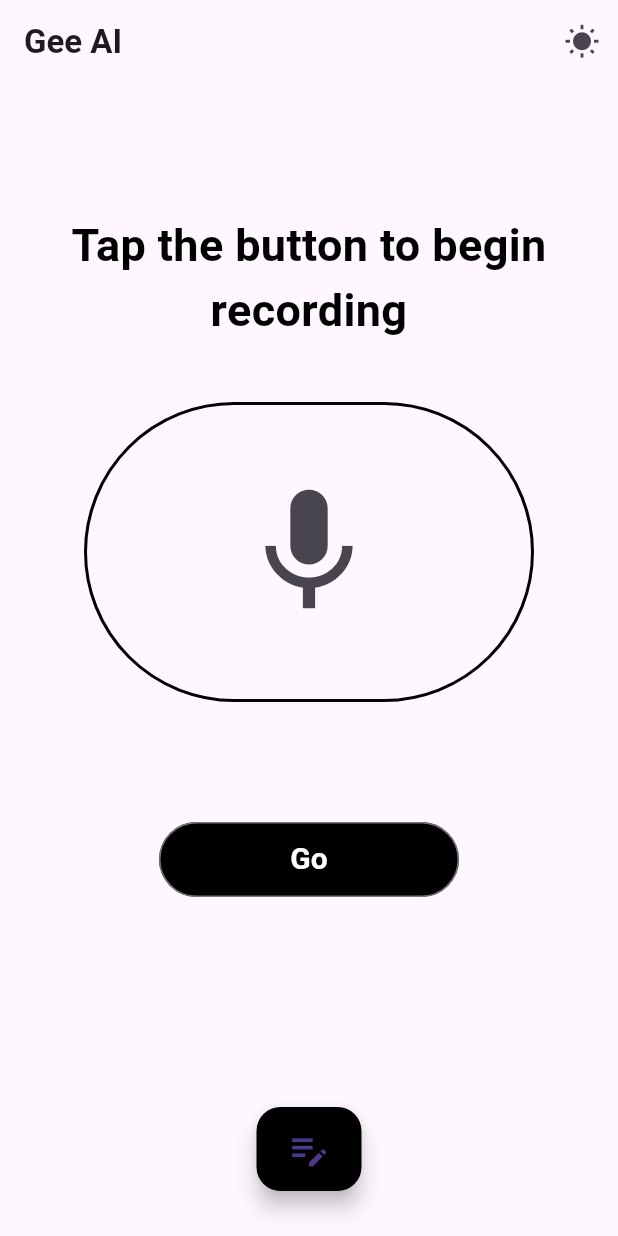
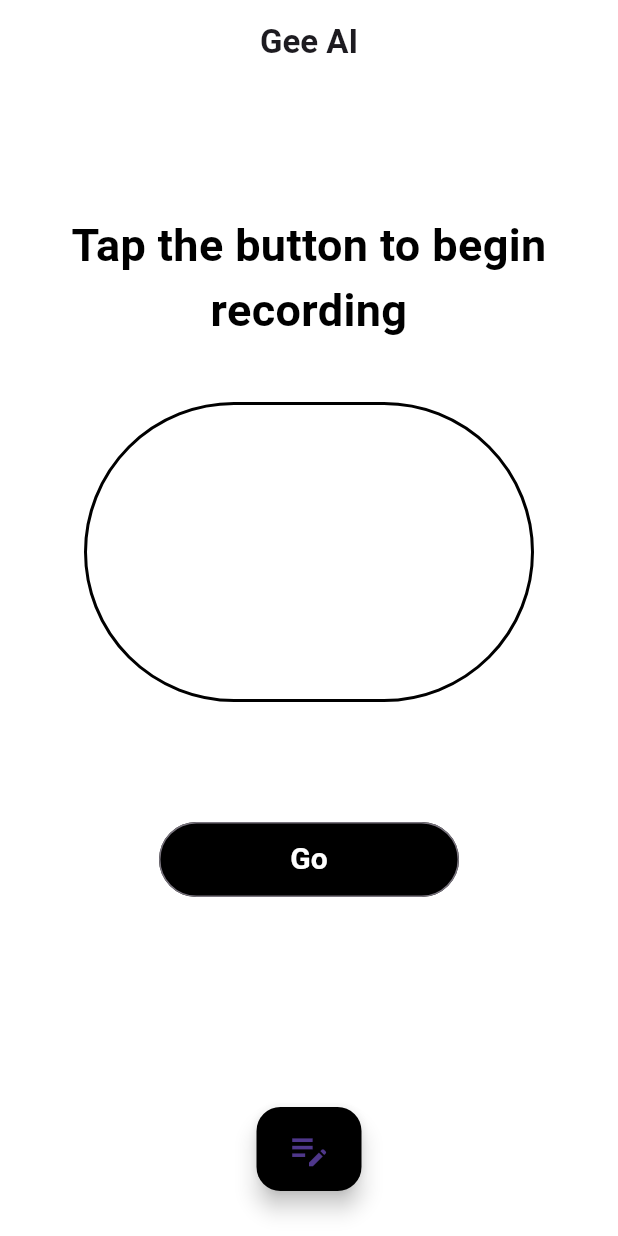
Before and after one commit to Shalom-Nankam/gee, a Flutter app: the screen it shows after launch, on a phone screen of 412 x 824 dp. Run offline on Flutter 3.47's test engine with Material 2 defaults, Android fonts, the phone set to English and light mode, and no system bars; our stand-ins replace flutter_native_splash, get, shared_preferences, speech_to_text.

Commit message:
Set the theme data to use material 3, applied it to the app in main.dart file

```diff
--- a/lib/main.dart
+++ b/lib/main.dart
@@ -3,6 +3,8 @@
 import 'package:flutter/material.dart';
 import 'package:flutter_native_splash/flutter_native_splash.dart';
 import 'package:gee/controllers/home_controller.dart';
+import 'package:gee/models/app_theme.dart';
+import 'package:get/get.dart';
 
 void main() async {
   WidgetsFlutterBinding.ensureInitialized();
@@ -21,10 +23,10 @@
 
   @override
   Widget build(BuildContext context) {
-    return MaterialApp(
+    return GetMaterialApp(
         debugShowCheckedModeBanner: false,
-        theme: ThemeData(useMaterial3: true),
-        darkTheme: ThemeData(useMaterial3: true),
+        theme: AppTheme.setAppTheme(),
+        darkTheme: AppTheme.setAppTheme(),
         title: 'Gee App',
         home: const HomeScreen());
   }
--- a/lib/models/app_theme.dart
+++ b/lib/models/app_theme.dart
@@ -11,6 +11,7 @@
   static ThemeData setAppTheme() {
     AppTheme.getTheme();
     return ThemeData(
+        useMaterial3: true,
         iconTheme: IconThemeData(
             color: darkMode ? const Color(0xff000000) : const Color(0xffffffff),
             size: 50),
```
